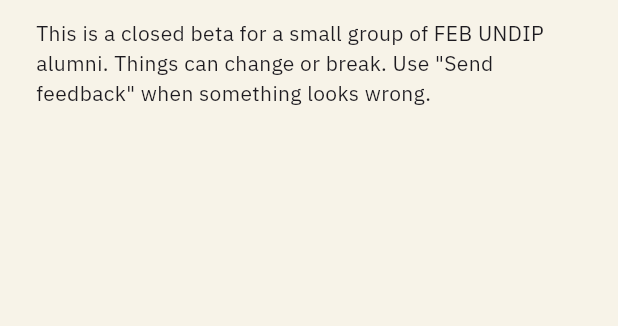
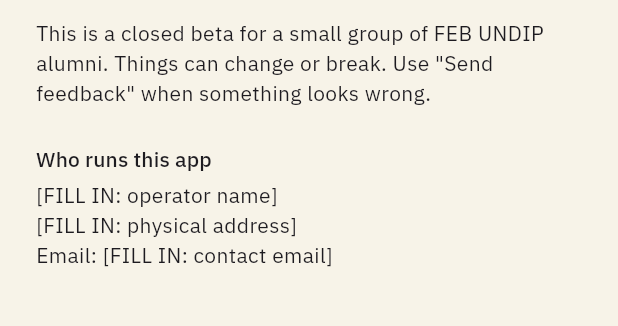
Before and after one commit to FarrelAlfarabi/Undip-Alumni-Connect, a Flutter app: the AboutScreen screen opened directly, on a phone screen of 412 x 824 dp, the part 156-482 px from its top. Run offline on Flutter 3.47's test engine with Material 3 defaults, Android fonts, the phone set to English and light mode, and no system bars; our stand-ins replace file_picker, flutter_dotenv, flutter_secure_storage, google_fonts, local_auth, package_info_plus and 1 more; accounts and stored records are empty.

Commit message:
Legal and accessibility audit: policy update, terms, cookie and refund drafts, contrast and alt text fixes
Co-Authored-By: Claude Sonnet 5.5 <noreply@anthropic.com>
Claude-Session: https://claude.ai/code/session_01XitrXc6ktSAvYcmm1gWpan

```diff
--- a/lib/lock/lock_screen.dart
+++ b/lib/lock/lock_screen.dart
@@ -176,7 +176,7 @@ class _LockScreenState extends State<LockScreen> {
                 mainAxisSize: MainAxisSize.min,
                 children: [
                   if (!compact) ...[
-                    const KawungMark(size: 32, color: AppTheme.gold),
+                    const KawungMark(size: 32, color: AppTheme.goldBright),
                     const SizedBox(height: 6),
                   ],
                   Text(
--- a/lib/screens/about_screen.dart
+++ b/lib/screens/about_screen.dart
@@ -1,5 +1,6 @@
 import 'package:flutter/material.dart';
 
+import '../config/policy_config.dart';
 import '../util/app_info.dart';
 
 /// Profile > About. Shows the same label that feedback reports carry.
@@ -32,6 +33,14 @@ class AboutScreen extends StatelessWidget {
                   'when something looks wrong.',
                   style: theme.textTheme.bodyMedium,
                 ),
+                const SizedBox(height: 24),
+                Text('Who runs this app', style: theme.textTheme.titleSmall),
+                const SizedBox(height: 4),
+                Text(
+                  '$kOperatorName\n$kOperatorAddress\nEmail: $kContactEmail',
+                  key: const Key('about-operator'),
+                  style: theme.textTheme.bodyMedium,
+                ),
               ],
             );
           },
--- a/lib/screens/marketplace_admin_screen.dart
+++ b/lib/screens/marketplace_admin_screen.dart
@@ -200,7 +200,11 @@ class _ReviewQueueState extends State<_ReviewQueue> {
                       children: [
                         ClipRRect(
                           borderRadius: BorderRadius.circular(8),
-                          child: ListingImage(url: l.imageUrl, size: 72),
+                          child: ListingImage(
+                            url: l.imageUrl,
+                            size: 72,
+                            semanticLabel: 'Photo of ${l.title}',
+                          ),
                         ),
                         const SizedBox(width: 12),
                         Expanded(
--- a/lib/screens/marketplace_detail_screen.dart
+++ b/lib/screens/marketplace_detail_screen.dart
@@ -145,7 +145,10 @@ class _MarketplaceDetailScreenState extends State<MarketplaceDetailScreen> {
                       children: [
                         ClipRRect(
                           borderRadius: BorderRadius.circular(16),
-                          child: ListingImage(url: _l.imageUrl),
+                          child: ListingImage(
+                            url: _l.imageUrl,
+                            semanticLabel: 'Photo of ${_l.title}',
+                          ),
                         ),
                         const SizedBox(height: 16),
                         Text(
--- a/lib/screens/my_listings_screen.dart
+++ b/lib/screens/my_listings_screen.dart
@@ -222,7 +222,11 @@ class _MyListingCard extends StatelessWidget {
               children: [
                 ClipRRect(
                   borderRadius: BorderRadius.circular(8),
-                  child: ListingImage(url: l.imageUrl, size: 72),
+                  child: ListingImage(
+                    url: l.imageUrl,
+                    size: 72,
+                    semanticLabel: 'Photo of ${l.title}',
+                  ),
                 ),
                 const SizedBox(width: 12),
                 Expanded(
--- a/lib/screens/welcome_screen.dart
+++ b/lib/screens/welcome_screen.dart
@@ -71,7 +71,7 @@ class WelcomeScreen extends StatelessWidget {
                   ),
                   const SizedBox(height: 32),
                   Text(
-                    'A verified alumni directory,\nbuilt to move people forward.',
+                    'An alumni directory checked against the Ikafe list,\nbuilt to move people forward.',
                     textAlign: TextAlign.center,
                     style: theme.textTheme.headlineMedium?.copyWith(
                       height: 1.15,
--- a/lib/theme.dart
+++ b/lib/theme.dart
@@ -9,7 +9,13 @@ class AppTheme {
   AppTheme._();
 
   static const indigo = Color(0xFF2E2A5C);
-  static const gold = Color(0xFF9C6E22);
+  // Darker brass: the old 0xFF9C6E22 was 4.06:1 on the paper background and
+  // 4.16:1 under the light button text (WCAG AA needs 4.5:1).
+  static const gold = Color(0xFF7F5815);
+
+  /// The original brighter brass. Only for decoration on the dark lock
+  /// screen, never for text on a light background.
+  static const goldBright = Color(0xFF9C6E22);
   static const paper = Color(0xFFF7F3E8);
   static const paperRaised = Color(0xFFEDE6D2);
   static const ink = Color(0xFF211D3C);
```
Also changed, not shown: lib/config/policy_config.dart (+7 -3 lines), lib/screens/marketplace_form_screen.dart (+9 -2 lines), lib/screens/marketplace_screen.dart (+12 -1 lines), 9 other files.
